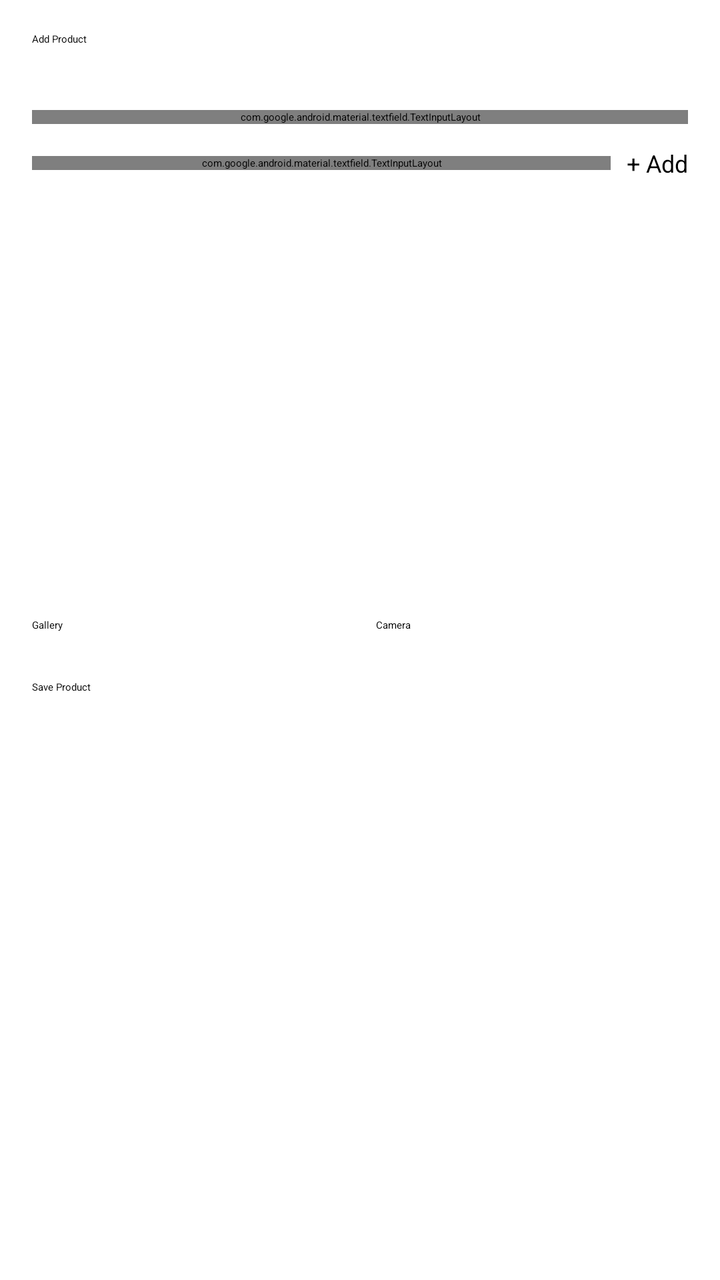
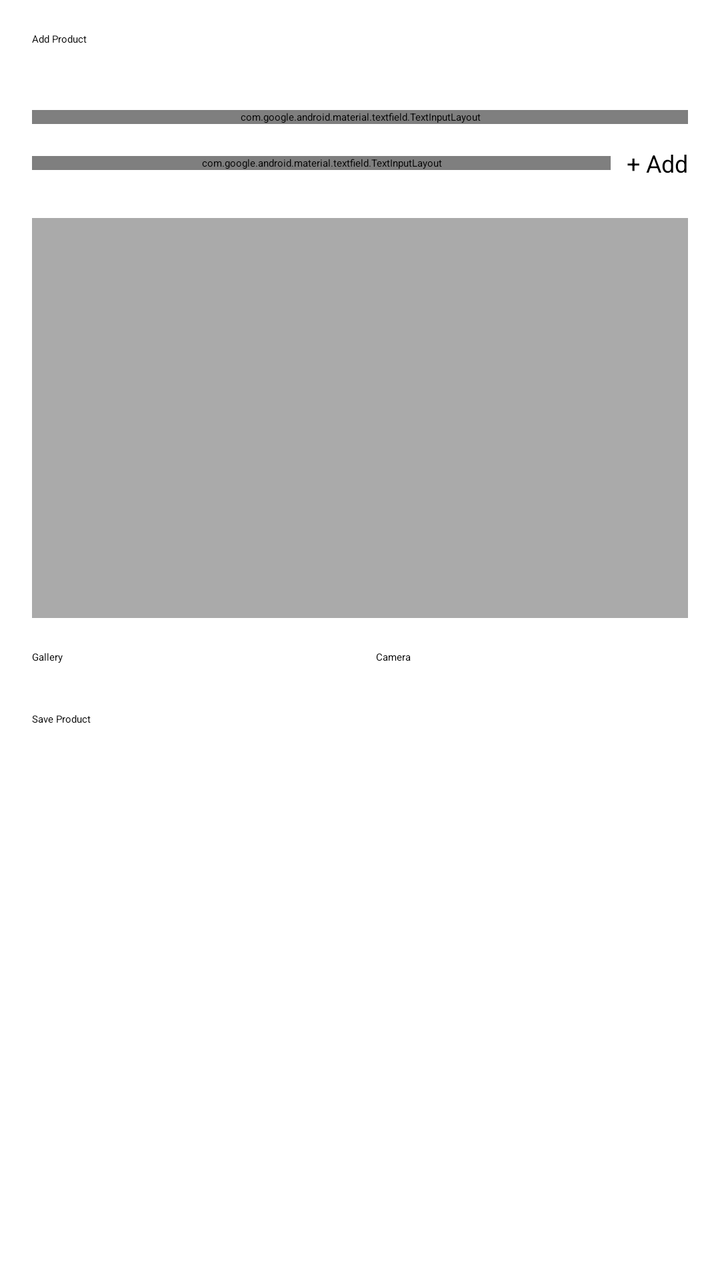

Two renders of the same Android screen: before a commit and after it. Below are the layout's source before the change and the commit's diff.
<!-- AndroidManifest.xml: application theme Theme.ShoeCatalog -->
<!-- res/layout/activity_add_product.xml -->
<?xml version="1.0" encoding="utf-8"?>
<ScrollView xmlns:android="http://schemas.android.com/apk/res/android"
    xmlns:app="http://schemas.android.com/apk/res-auto"
    xmlns:tools="http://schemas.android.com/tools"
    android:layout_width="match_parent"
    android:layout_height="match_parent"
    android:fillViewport="true">

    <androidx.constraintlayout.widget.ConstraintLayout
        android:layout_width="match_parent"
        android:layout_height="wrap_content"
        android:background="@color/white"
        android:padding="16dp"
        tools:context=".AddProductActivity">

        <androidx.appcompat.widget.Toolbar
            android:id="@+id/toolbar"
            android:layout_width="match_parent"
            android:layout_height="?attr/actionBarSize"
            android:background="@color/white"
            app:title="@string/add_product_title"
            app:titleTextColor="@color/black"
            app:layout_constraintTop_toTopOf="parent"
            app:layout_constraintStart_toStartOf="parent"
            app:layout_constraintEnd_toEndOf="parent" />

        <com.google.android.material.textfield.TextInputLayout
            android:id="@+id/textInputLayoutProductName"
            android:layout_width="match_parent"
            android:layout_height="wrap_content"
            android:layout_marginTop="32dp"
            android:hint="@string/product_name_hint"
            app:boxBackgroundMode="filled"
            app:boxBackgroundColor="@color/white"
            app:boxStrokeColor="@color/purple_500"
            app:hintTextColor="#616161"
            app:layout_constraintTop_toBottomOf="@id/toolbar"
            app:layout_constraintStart_toStartOf="parent"
            app:layout_constraintEnd_toEndOf="parent">

            <com.google.android.material.textfield.TextInputEditText
                android:id="@+id/editTextProductName"
                android:layout_width="match_parent"
                android:layout_height="wrap_content"
                android:inputType="text"
                android:maxLines="1"
                android:textColor="#212121"
                android:textColorHint="#616161" />

        </com.google.android.material.textfield.TextInputLayout>

        <com.google.android.material.textfield.TextInputLayout
            android:id="@+id/textInputLayoutBrandName"
            android:layout_width="0dp"
            android:layout_height="wrap_content"
            android:layout_marginTop="16dp"
            android:layout_marginEnd="8dp"
            android:hint="@string/brand_name_hint"
            app:boxBackgroundMode="filled"
            app:boxBackgroundColor="@color/white"
            app:boxStrokeColor="@color/purple_500"
            app:hintTextColor="#616161"
            app:layout_constraintTop_toBottomOf="@id/textInputLayoutProductName"
            app:layout_constraintStart_toStartOf="parent"
            app:layout_constraintEnd_toStartOf="@id/buttonAddBrand">

            <AutoCompleteTextView
                android:id="@+id/autoCompleteBrandName"
                android:layout_width="match_parent"
                android:layout_height="wrap_content"
                android:inputType="text"
                android:maxLines="1"
                android:textColor="#212121"
                android:textColorHint="#616161"
                android:popupBackground="@color/white" />

        </com.google.android.material.textfield.TextInputLayout>

        <Button
            android:id="@+id/buttonAddBrand"
            android:layout_width="wrap_content"
            android:layout_height="wrap_content"
            android:layout_marginTop="16dp"
            android:text="@string/add_brand_short"
            android:textSize="12sp"
            app:layout_constraintTop_toBottomOf="@id/textInputLayoutProductName"
            app:layout_constraintEnd_toEndOf="parent"
            app:layout_constraintBottom_toBottomOf="@id/textInputLayoutBrandName" />

        <TextView
            android:id="@+id/textViewSelectedImages"
            android:layout_width="match_parent"
            android:layout_height="wrap_content"
            android:layout_marginTop="24dp"
            android:text="@string/selected_images"
            android:textSize="16sp"
            android:textStyle="bold"
            android:visibility="gone"
            app:layout_constraintTop_toBottomOf="@id/textInputLayoutBrandName"
            app:layout_constraintStart_toStartOf="parent"
            app:layout_constraintEnd_toEndOf="parent" />

        <androidx.recyclerview.widget.RecyclerView
            android:id="@+id/recyclerViewSelectedImages"
            android:layout_width="match_parent"
            android:layout_height="wrap_content"
            android:layout_marginTop="8dp"
            android:minHeight="200dp"
            android:maxHeight="400dp"
            android:scrollbars="vertical"
            app:layout_constraintTop_toBottomOf="@id/textViewSelectedImages"
            app:layout_constraintStart_toStartOf="parent"
            app:layout_constraintEnd_toEndOf="parent" />

        <LinearLayout
            android:id="@+id/linearLayoutImageButtons"
            android:layout_width="match_parent"
            android:layout_height="wrap_content"
            android:layout_marginTop="16dp"
            android:orientation="horizontal"
            android:gravity="center"
            app:layout_constraintTop_toBottomOf="@id/recyclerViewSelectedImages"
            app:layout_constraintStart_toStartOf="parent"
            app:layout_constraintEnd_toEndOf="parent">

            <Button
                android:id="@+id/buttonPickFromGallery"
                android:layout_width="0dp"
                android:layout_height="wrap_content"
                android:layout_weight="1"
                android:layout_marginEnd="8dp"
                android:text="@string/pick_from_gallery" />

            <Button
                android:id="@+id/buttonCaptureImage"
                android:layout_width="0dp"
                android:layout_height="wrap_content"
                android:layout_weight="1"
                android:layout_marginStart="8dp"
                android:text="@string/capture_image" />

        </LinearLayout>

        <Button
            android:id="@+id/buttonSaveProduct"
            android:layout_width="match_parent"
            android:layout_height="wrap_content"
            android:layout_marginTop="24dp"
            android:text="@string/save_product"
            app:layout_constraintTop_toBottomOf="@id/linearLayoutImageButtons"
            app:layout_constraintStart_toStartOf="parent"
            app:layout_constraintEnd_toEndOf="parent" />

        <ProgressBar
            android:id="@+id/progressBar"
            android:layout_width="wrap_content"
            android:layout_height="wrap_content"
            android:visibility="gone"
            app:layout_constraintTop_toTopOf="parent"
            app:layout_constraintBottom_toBottomOf="parent"
            app:layout_constraintStart_toStartOf="parent"
            app:layout_constraintEnd_toEndOf="parent" />

    </androidx.constraintlayout.widget.ConstraintLayout>

</ScrollView>
<!-- resources referenced by this layout -->
<resources>
  <color name="black">#FF000000</color>
  <color name="purple_500">#FF6200EE</color>
  <color name="white">#FFFFFFFF</color>
  <string name="add_brand_short">+ Add</string>
  <string name="add_product_title">Add Product</string>
  <string name="brand_name_hint">Brand Name</string>
  <string name="capture_image">Camera</string>
  <string name="pick_from_gallery">Gallery</string>
  <string name="product_name_hint">Product Name</string>
  <string name="save_product">Save Product</string>
  <string name="selected_images">Selected Images</string>
</resources>

<!-- the commit's change to res/layout/activity_add_product.xml (unified diff, before → after) -->
@@ -72,6 +72,7 @@
                 android:maxLines="1"
                 android:textColor="#212121"
                 android:textColorHint="#616161"
+                android:background="@android:color/transparent"
                 android:popupBackground="@color/white" />
 
         </com.google.android.material.textfield.TextInputLayout>
@@ -87,28 +88,15 @@
             app:layout_constraintEnd_toEndOf="parent"
             app:layout_constraintBottom_toBottomOf="@id/textInputLayoutBrandName" />
 
-        <TextView
-            android:id="@+id/textViewSelectedImages"
+        <ImageView
+            android:id="@+id/imageViewProductPreview"
             android:layout_width="match_parent"
-            android:layout_height="wrap_content"
+            android:layout_height="200dp"
             android:layout_marginTop="24dp"
-            android:text="@string/selected_images"
-            android:textSize="16sp"
-            android:textStyle="bold"
-            android:visibility="gone"
+            android:scaleType="centerCrop"
+            android:background="@android:color/darker_gray"
+            android:contentDescription="@string/product_image_preview"
             app:layout_constraintTop_toBottomOf="@id/textInputLayoutBrandName"
-            app:layout_constraintStart_toStartOf="parent"
-            app:layout_constraintEnd_toEndOf="parent" />
-
-        <androidx.recyclerview.widget.RecyclerView
-            android:id="@+id/recyclerViewSelectedImages"
-            android:layout_width="match_parent"
-            android:layout_height="wrap_content"
-            android:layout_marginTop="8dp"
-            android:minHeight="200dp"
-            android:maxHeight="400dp"
-            android:scrollbars="vertical"
-            app:layout_constraintTop_toBottomOf="@id/textViewSelectedImages"
             app:layout_constraintStart_toStartOf="parent"
             app:layout_constraintEnd_toEndOf="parent" />
 
@@ -119,7 +107,7 @@
             android:layout_marginTop="16dp"
             android:orientation="horizontal"
             android:gravity="center"
-            app:layout_constraintTop_toBottomOf="@id/recyclerViewSelectedImages"
+            app:layout_constraintTop_toBottomOf="@id/imageViewProductPreview"
             app:layout_constraintStart_toStartOf="parent"
             app:layout_constraintEnd_toEndOf="parent">
 
<!-- resource entries referenced after the edit -->
@@ -8,8 +8,8 @@
   <string name="brand_name_hint">Brand Name</string>
   <string name="capture_image">Camera</string>
   <string name="pick_from_gallery">Gallery</string>
+  <string name="product_image_preview">Product Image Preview</string>
   <string name="product_name_hint">Product Name</string>
   <string name="save_product">Save Product</string>
-  <string name="selected_images">Selected Images</string>
 </resources>
 
